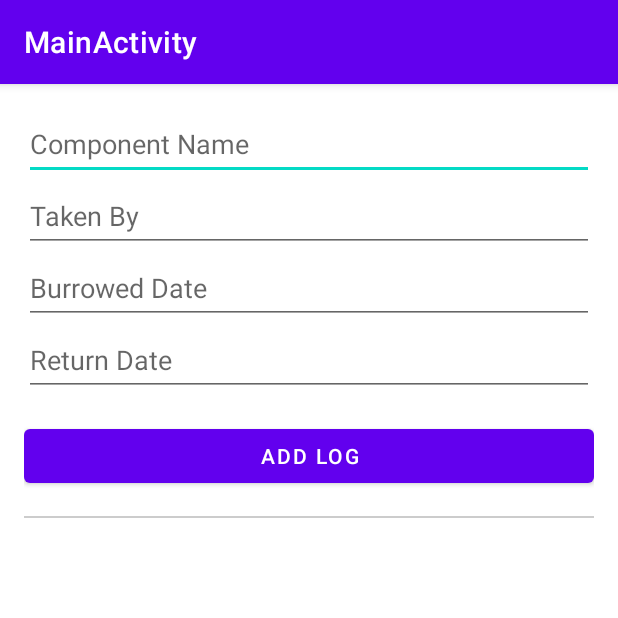
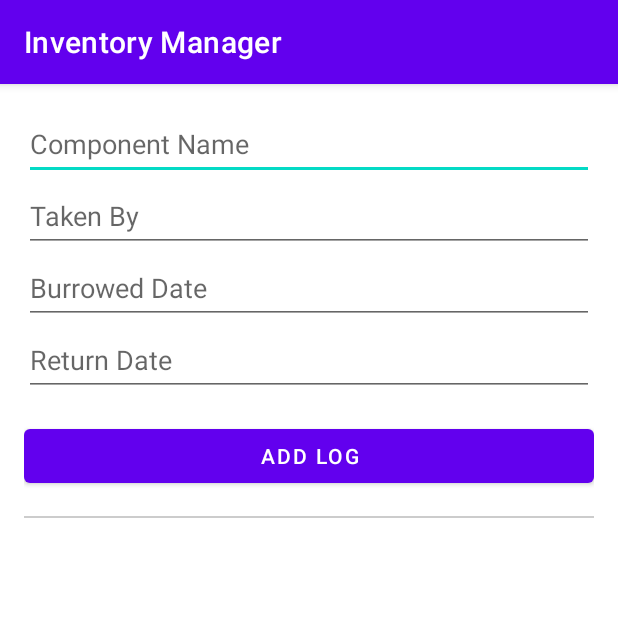
Before and after one commit to SodiumZincate/InventoryManager, an Android app: the screen it shows after launch (MainActivity), on a phone screen of 412 x 824 dp, the top half of it. Run offline under Robolectric (Android 15) with nearby library versions, the phone set to English and light mode, and no system bars.

Commit message:
Naming Changes

```diff
--- a/app/src/main/res/layout/activity_main.xml
+++ b/app/src/main/res/layout/activity_main.xml
@@ -1,3 +1,4 @@
+<?xml version="1.0" encoding="utf-8"?>
 <ScrollView xmlns:android="http://schemas.android.com/apk/res/android"
     android:layout_width="match_parent"
     android:layout_height="match_parent">
--- a/app/src/main/res/values/strings.xml
+++ b/app/src/main/res/values/strings.xml
@@ -1,6 +1,6 @@
 <resources>
     <string name="app_name">InventoryManager</string>
-    <string name="title_activity_main">MainActivity</string>
+    <string name="title_activity_main">Inventory Manager</string>
     <string name="component_name">Component Name</string>
     <string name="taken_by">Taken By</string>
     <string name="burrowed_date">Burrowed Date</string>
```
